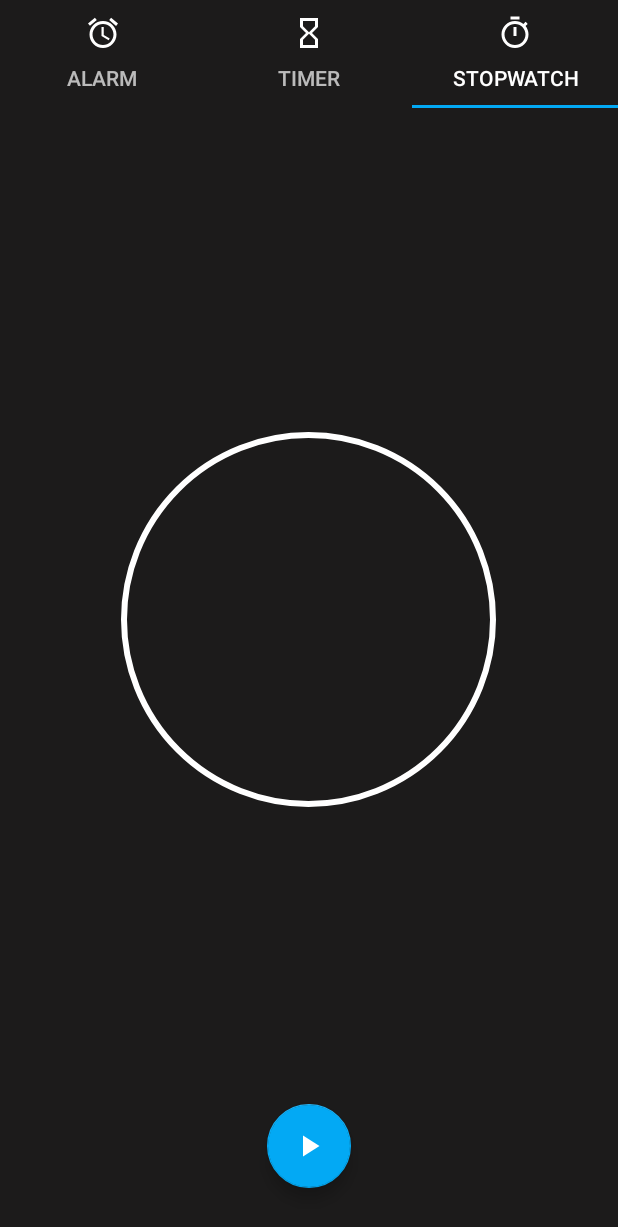
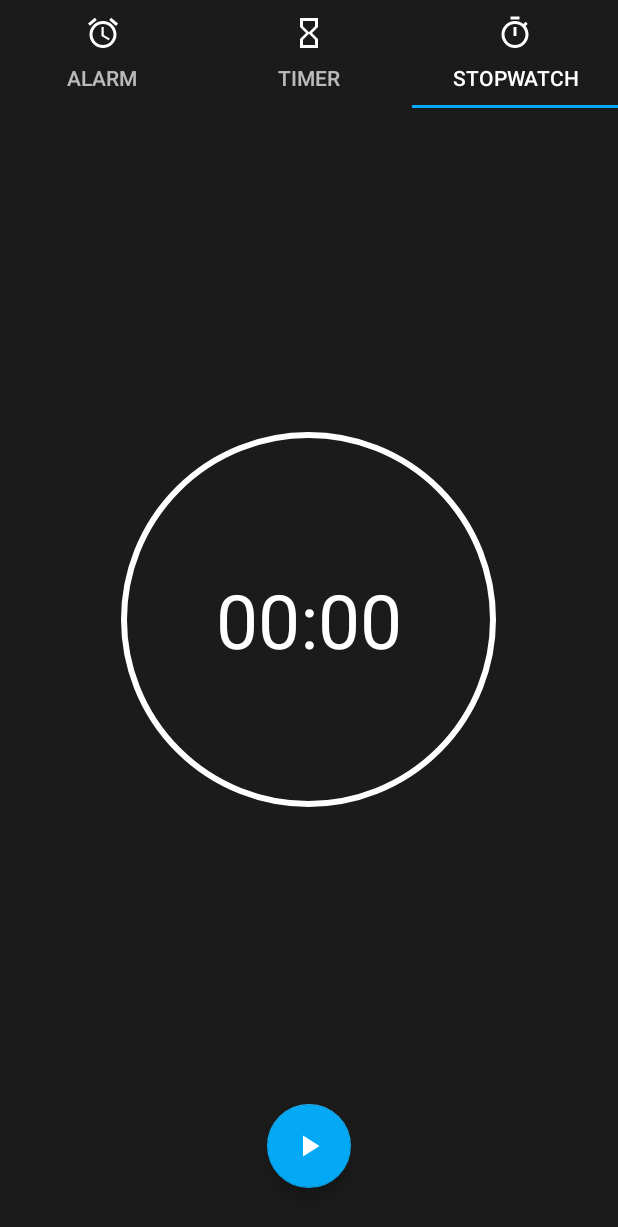
Before and after one commit to rvailnaveed/android, an Android app: the screen it shows after launch (MainActivity), tab 3 chosen, on a phone screen of 412 x 824 dp. Shown: the top 1227 px of the screen. Run offline under Robolectric (Android 15) with nearby library versions, the phone set to English and light mode, and no system bars.

```diff
--- a/Clock/app/src/main/res/layout/fragment_tab1.xml
+++ b/Clock/app/src/main/res/layout/fragment_tab1.xml
@@ -17,6 +17,7 @@
         android:layout_marginBottom="16dp"
         android:clickable="true"
         app:backgroundTint="@color/light_blue"
-        app:srcCompat="@drawable/add"/>
+        app:srcCompat="@drawable/add"
+        android:focusable="true" />
 
 </android.support.design.widget.CoordinatorLayout>
--- a/Clock/app/src/main/res/layout/fragment_tab3.xml
+++ b/Clock/app/src/main/res/layout/fragment_tab3.xml
@@ -10,21 +10,37 @@
     android:paddingTop="16dp">
 
     <ImageView
-        android:id="@+id/btn_capture_photo"
+        android:id="@+id/circle"
         android:layout_width="250dp"
         android:layout_height="250dp"
         android:layout_gravity="center_horizontal|center_vertical"
         android:layout_marginBottom="70dp"
         android:src="@drawable/white_circle" />
 
+
+
+    <Chronometer
+        android:id="@+id/stopwatch"
+        android:layout_width="match_parent"
+        android:layout_height="match_parent"
+
+        android:textSize="50sp"
+        android:textColor="@color/white"
+        android:gravity="center"
+        android:layout_marginBottom="70dp"
+        android:layout_alignTop="@id/circle"
+        android:layout_alignBottom="@id/circle"
+        android:layout_alignLeft="@id/circle"
+        android:layout_alignRight="@id/circle"/>
+
     <android.support.design.widget.FloatingActionButton
-        android:id="@+id/fab"
+        android:id="@+id/start_btn"
         android:layout_width="wrap_content"
         android:layout_height="wrap_content"
         android:layout_gravity="center_horizontal|center_vertical|bottom"
-        android:layout_marginBottom="16dp"
         android:clickable="true"
         app:backgroundTint="@color/light_blue"
+        android:layout_marginBottom="16dp"
         app:srcCompat="@drawable/play"
         android:focusable="true" />
 
```
Also changed, not shown: Clock/app/src/main/java/com/example/clock/Tab3.java (+28 -1 lines).
